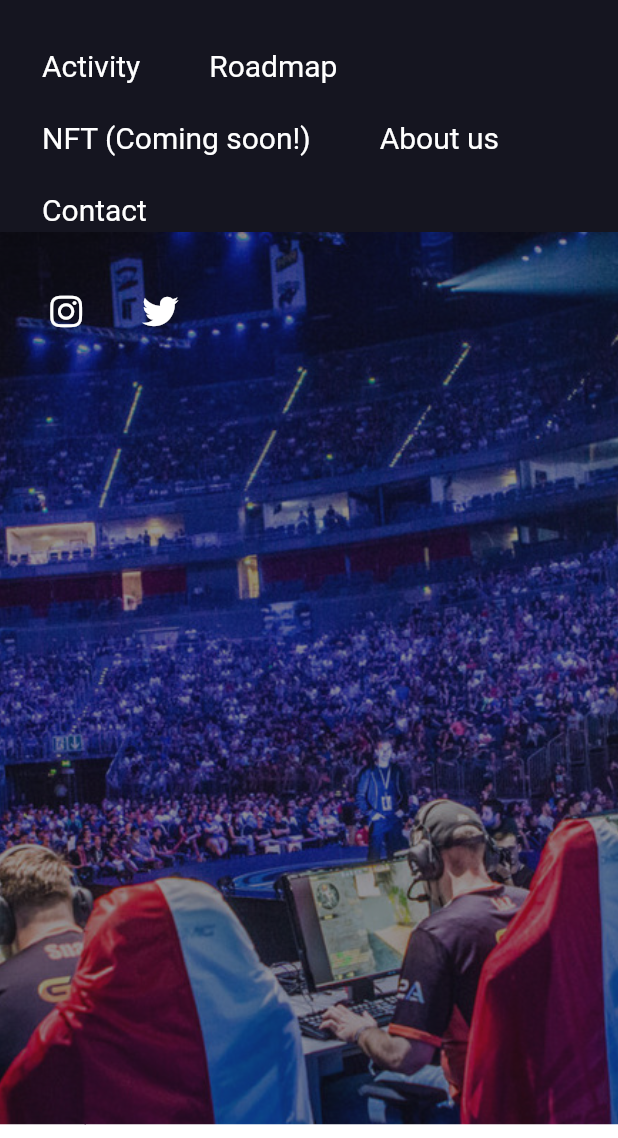
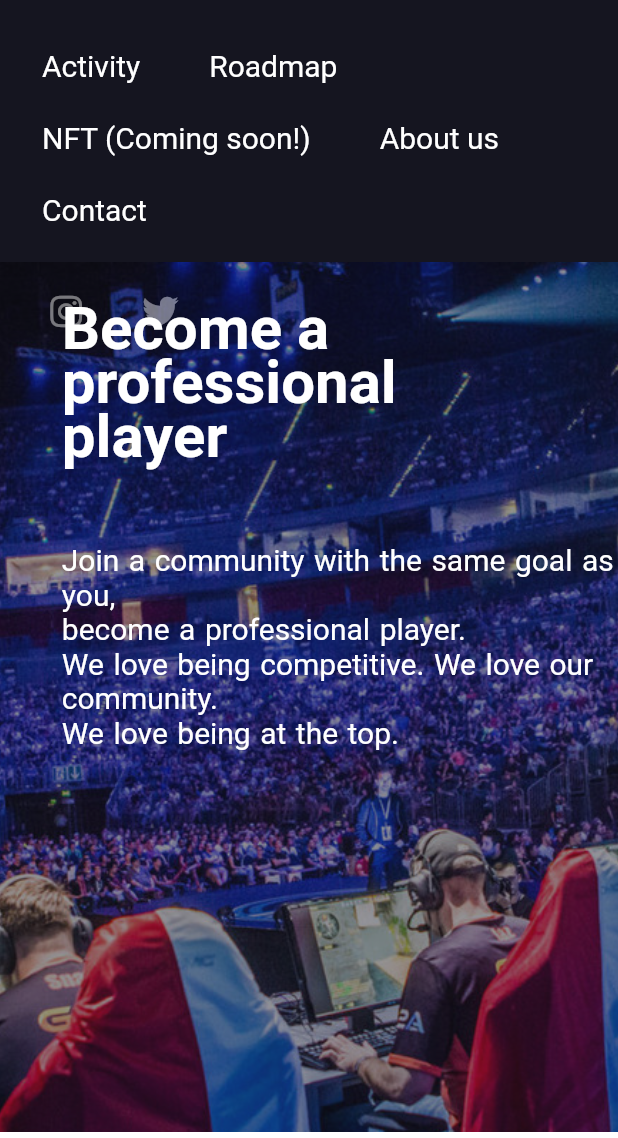
Before and after one commit to jonhygg99/Pandora-Gaming, a Flutter app: the screen it shows after launch, on a phone screen of 412 x 824 dp, the part 98-1236 px from its top. Run offline on Flutter 3.47's test engine with Material 2 defaults, Android fonts, the phone set to English and light mode, and no system bars; our stand-ins replace font_awesome_flutter, responsive_builder.

Commit message:
Add responsive for main and talent development

```diff
--- a/lib/main.dart
+++ b/lib/main.dart
@@ -20,6 +20,8 @@ class MyApp extends StatelessWidget {
       debugShowCheckedModeBanner: false,
       theme: ThemeData.dark(),
       home: Scaffold(
+        // TODO:
+        // https://www.youtube.com/watch?v=ts9n211n8ZU
         body: ListView(
           children: const [
             MainPage(),
--- a/lib/views/MainPage/MainButton/main_button.dart
+++ b/lib/views/MainPage/MainButton/main_button.dart
@@ -3,6 +3,7 @@ import 'dart:math';
 import 'package:flutter/material.dart';
 import 'package:font_awesome_flutter/font_awesome_flutter.dart';
 import 'package:pandora_gaming/constants/color.dart';
+import 'package:responsive_builder/responsive_builder.dart';
 
 import 'main_button_design.dart';
 
@@ -11,11 +12,31 @@ class MainButton extends StatelessWidget {
 
   @override
   Widget build(BuildContext context) {
+    return ResponsiveBuilder(
+        builder: (context, sizingInformation) {
+      if (sizingInformation.deviceScreenType == DeviceScreenType.mobile) {
+        return const BecomeAMember();
+      }
       return Container(
         color: kWhite,
         child: Row(
-        children: [
-          MainButtonDesign(
+          children: const [
+            BecomeAMember(),
+            VerticalLine(),
+            ViewBenefits(),
+          ],
+        ),
+      );
+    });
+  }
+}
+
+class BecomeAMember extends StatelessWidget {
+  const BecomeAMember({Key? key}) : super(key: key);
+
+  @override
+  Widget build(BuildContext context) {
+    return MainButtonDesign(
       title: 'Become a Member',
       link: 'https://forms.gle/QkVeeiqLGM4Kz6Lj9',
       icon: Transform.rotate(
@@ -25,13 +46,16 @@ class MainButton extends StatelessWidget {
           color: kBlack,
         ),
       ),
-          ),
-          Container(
-            width: 1,
-            height: 50,
-            color: kBlack,
-          ),
-          const MainButtonDesign(
+    );
+  }
+}
+
+class ViewBenefits extends StatelessWidget {
+  const ViewBenefits({Key? key}) : super(key: key);
+
+  @override
+  Widget build(BuildContext context) {
+    return const MainButtonDesign(
       title: 'View Benefits',
       link: '',
       icon: Icon(
@@ -39,9 +63,19 @@ class MainButton extends StatelessWidget {
         color: kBlack,
       ),
       isLeft: true,
-          ),
-        ],
-      ),
     );
   }
 }
+
+class VerticalLine extends StatelessWidget {
+  const VerticalLine({Key? key}) : super(key: key);
+
+  @override
+  Widget build(BuildContext context) {
+    return Container(
+      width: 1,
+      height: 50,
+      color: kBlack,
+    );
+  }
+}
--- a/lib/views/MainPage/MainButton/main_button_design.dart
+++ b/lib/views/MainPage/MainButton/main_button_design.dart
@@ -1,5 +1,6 @@
 import 'package:flutter/material.dart';
 import 'package:pandora_gaming/constants/color.dart';
+import 'package:responsive_builder/responsive_builder.dart';
 import 'package:url_launcher/url_launcher.dart';
 
 class MainButtonDesign extends StatelessWidget {
@@ -18,6 +19,20 @@ class MainButtonDesign extends StatelessWidget {
 
   @override
   Widget build(BuildContext context) {
+    return ResponsiveBuilder(
+      builder: (context, sizingInformation) {
+        final screenWidth = MediaQuery.of(context).size.width;
+        double buttonWidth = 350;
+        double fontSize = 30;
+
+        if (sizingInformation.deviceScreenType == DeviceScreenType.mobile) {
+          buttonWidth = screenWidth;
+          fontSize = 25;
+        } else if (sizingInformation.deviceScreenType == DeviceScreenType.tablet) {
+          buttonWidth = screenWidth / 2;
+          fontSize = 20;
+        }
+
         return ElevatedButton(
           onPressed: _launchURL,
           style: ElevatedButton.styleFrom(
@@ -27,9 +42,11 @@ class MainButtonDesign extends StatelessWidget {
             ),
             elevation: 0,
           ),
-      child: Padding(
-        padding: const EdgeInsets.all(50.0),
+          child: SizedBox(
+            width: buttonWidth,
+            height: 150,
             child: Row(
+              mainAxisAlignment: MainAxisAlignment.center,
               children: [
                 isLeft
                     ? Padding(
@@ -39,13 +56,18 @@ class MainButtonDesign extends StatelessWidget {
                     : Container(),
                 Text(
                   title,
-              style: const TextStyle(fontSize: 30, color: kBlack),
+                  style: TextStyle(
+                    fontSize: fontSize,
+                    color: kBlack,
+                  ),
                 ),
                 Container(width: isLeft ? 0 : 15),
-            isLeft ? Container() : icon
+                isLeft ? Container() : icon,
               ],
             ),
           ),
+        );
+      },
     );
   }
 
--- a/lib/views/MainPage/main_page.dart
+++ b/lib/views/MainPage/main_page.dart
@@ -12,11 +12,14 @@ class MainPage extends StatelessWidget {
 
   @override
   Widget build(BuildContext context) {
+    return ResponsiveBuilder(builder: (context, sizingInformation) {
       final double screenWidth = MediaQuery.of(context).size.width;
+      final double screenHeight = MediaQuery.of(context).size.height;
       final double imageWidthDesktop = screenWidth / 2;
       double containerHeight = 950;
       const double mainHeightImage = 950;
       double mainHeightMobile = 880;
+      bool isSmallDevice = false;
 
       if (screenWidth >= 1600) {
         containerHeight = 950;
@@ -26,20 +29,18 @@ class MainPage extends StatelessWidget {
         containerHeight = 880;
       } else if (screenWidth >= 722) {
         containerHeight = 920;
+      } else {
+        containerHeight = 970;
       }
 
-    return ScreenTypeLayout(
-      breakpoints: const ScreenBreakpoints(
-        tablet: 600,
-        desktop: 1600,
-        watch: 300,
-      ),
-      desktop: Container(
+      if (1600 > screenWidth) {
+        isSmallDevice = true;
+      }
+      return Container(
         width: screenWidth,
         height: containerHeight,
         color: kDarkBlue,
         child: Stack(
-          alignment: Alignment.topCenter,
           children: [
             Positioned(
               width: screenWidth,
@@ -47,15 +48,19 @@ class MainPage extends StatelessWidget {
             ),
             Positioned(
               bottom: 0,
-              left: imageWidthDesktop - 200,
+              left: isSmallDevice ? null : imageWidthDesktop - 200,
               child: MainImage(
-                mainHeight: mainHeightImage,
-                imageWidth: imageWidthDesktop,
+                mainHeight: isSmallDevice ? mainHeightMobile : mainHeightImage,
+                imageWidth: isSmallDevice ? screenWidth : imageWidthDesktop,
               ),
             ),
             Positioned(
-              bottom: mainHeightImage / 3 - 100,
-              right: imageWidthDesktop,
+              bottom: isSmallDevice
+                  ? containerHeight / 2 - 80
+                  : mainHeightImage / 3 - 100,
+              left: isSmallDevice ? screenWidth / 10 : screenWidth / 16,
+              // height: containerHeight,
+
               child: const MainTitle(),
             ),
             const Positioned(
@@ -65,31 +70,7 @@ class MainPage extends StatelessWidget {
             ),
           ],
         ),
-      ),
-      mobile: Container(
-        width: screenWidth,
-        height: containerHeight,
-        color: kDarkBlue,
-        child: Stack(
-          children: [
-            Positioned(
-              bottom: 0,
-              child: MainImage(
-                mainHeight: mainHeightMobile,
-                imageWidth: screenWidth,
-              ),
-            ),
-            Positioned(
-              width: screenWidth,
-              child: const MainNavigationBar(),
-            ),
-            // const MainTitle(),
-            const Positioned(              right: 0,
-                bottom: 0,
-                child: MainButton()),
-          ],
-        ),
-      ),
       );
+    });
   }
 }
--- a/lib/views/MainPage/main_title.dart
+++ b/lib/views/MainPage/main_title.dart
@@ -1,35 +1,56 @@
 import 'package:flutter/material.dart';
 import 'package:pandora_gaming/constants/color.dart';
+import 'package:responsive_builder/responsive_builder.dart';
 
 class MainTitle extends StatelessWidget {
   const MainTitle({Key? key}) : super(key: key);
 
   @override
   Widget build(BuildContext context) {
-    return Column(
+    return ResponsiveBuilder(
+      builder: (context, sizingInformation) {
+        final screenWidth = MediaQuery.of(context).size.width;
+        double fontSizeTitle = 140;
+        double fontSizeText = 20;
+        final Color colorText = 1600 > screenWidth ? kWhite : kDarkWhite;
+
+        if (sizingInformation.deviceScreenType == DeviceScreenType.mobile) {
+          fontSizeTitle = 40;
+        } else if (sizingInformation.deviceScreenType == DeviceScreenType.tablet) {
+          fontSizeTitle = 60;
+        } else if (1600 > screenWidth) {
+          fontSizeTitle = 80;
+        }
+
+        return SizedBox(
+          width: MediaQuery.of(context).size.width - 40,
+          child: Column(
             crossAxisAlignment: CrossAxisAlignment.start,
             children: [
-        const Text(
+              Text(
                 'Become a\nprofessional\nplayer',
                 style: TextStyle(
-            fontSize: 140,
+                  fontSize: fontSizeTitle,
                   fontWeight: FontWeight.bold,
                   height: 0.9,
                 ),
               ),
               Container(height: 50),
-        const Text(
+               Text(
                 'Join a community with the same goal as you,\n'
                 'become a professional player.\n'
                 'We love being competitive. We love our community.\n'
                 'We love being at the top.',
                 style: TextStyle(
-            fontSize: 20,
-            color: kDarkWhite,
+                  fontSize: fontSizeText,
+                  color: colorText,
                   wordSpacing: 1.4,
                 ),
               ),
             ],
+          ),
+        );
+      },
     );
   }
 }
--- a/pubspec.yaml
+++ b/pubspec.yaml
@@ -33,6 +33,7 @@ dependencies:
   cupertino_icons: ^1.0.2
   font_awesome_flutter: ^9.2.0
   url_launcher: ^6.0.17
+  responsive_builder: ^0.4.1
 
 dev_dependencies:
   flutter_test:
```
Also changed, not shown: lib/utils/formatString.dart (+20 -7 lines), lib/views/TalentDevelopment/box_talent.dart (+16 -1 lines), lib/views/TalentDevelopment/talent_development.dart (+7 -8 lines), pubspec.lock. Lines whose indentation alone changed are shown as unchanged.
